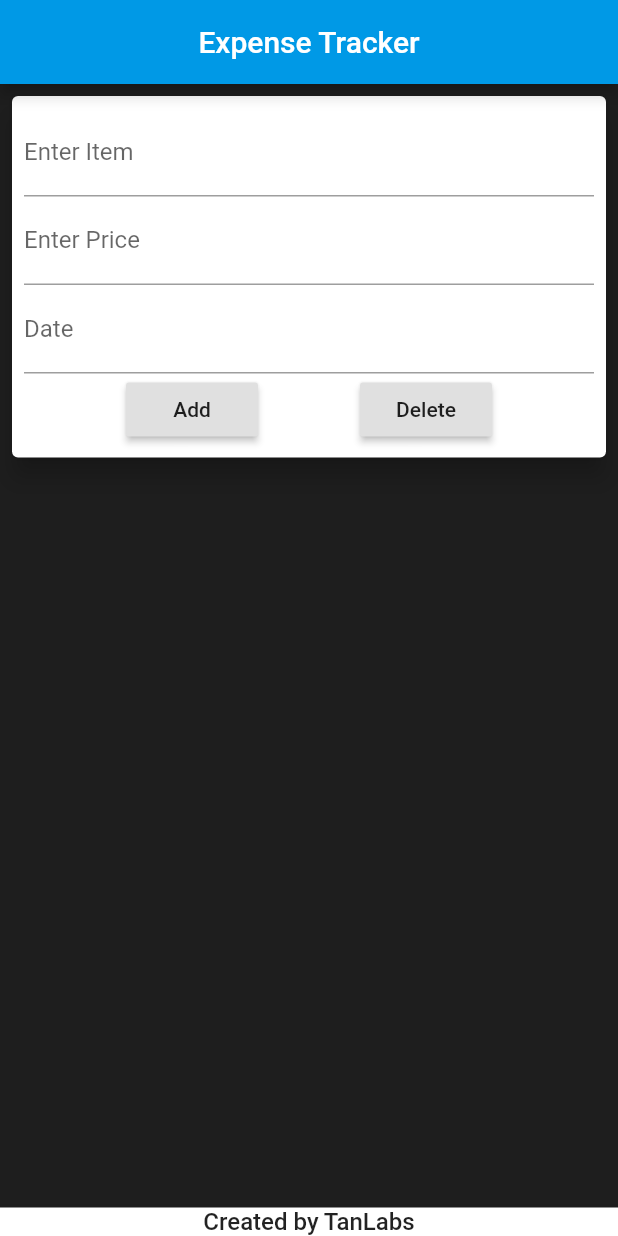
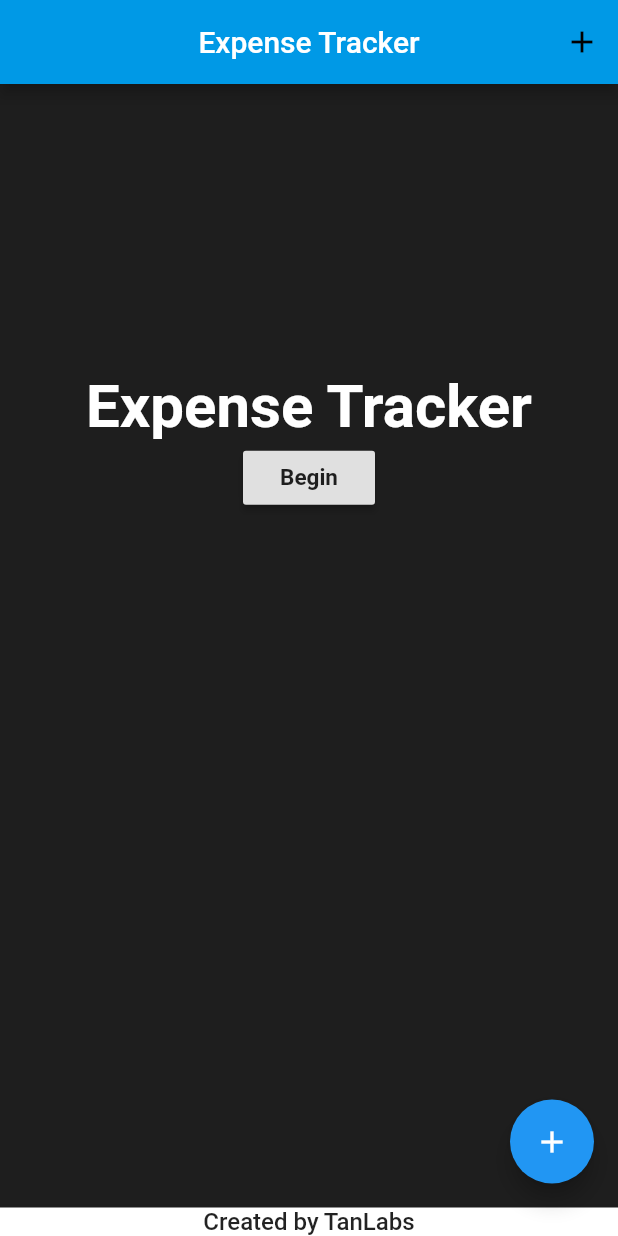
Before and after one commit to tanrode/ExpensesTrackerNew, a Flutter app: the screen it shows after launch, on a phone screen of 412 x 824 dp. Run offline on Flutter 3.47's test engine with Material 2 defaults, Android fonts, the phone set to English and light mode, and no system bars; our stand-ins replace sqflite; accounts and stored records are empty.

```diff
--- a/lib/dbHelper.dart
+++ b/lib/dbHelper.dart
@@ -21,7 +21,6 @@ class DBhelper
       }
     return database;
   }
-
 
   Future<void> insertTransaction(Transactions txn) async {
     // Get a reference to the database.
--- a/lib/main.dart
+++ b/lib/main.dart
@@ -2,11 +2,21 @@ import 'package:flutter/material.dart';
 import './transaction.dart';
 import 'dart:async';
 import './dbHelper.dart';
-import './input.dart';
+import './widgets/start.dart';
+import 'package:flutter/foundation.dart';
+import 'package:intl/intl.dart';
 
-void main()
-{
-  runApp(ExpenseTracker());
+void main() => runApp(MyApp());
+
+class MyApp extends StatelessWidget {
+  @override
+  Widget build(BuildContext context) {
+    return MaterialApp(
+      title: 'Flutter App',
+      debugShowCheckedModeBanner: false,
+      home: ExpenseTracker(),
+    );
+  }
 }
 
 class ExpenseTracker extends StatefulWidget {
@@ -19,12 +29,24 @@ class _ExpenseTrackerState extends State<ExpenseTracker> {
   DBhelper db = DBhelper();
   List<Transactions> items;
   int start=0;
-  int amt;
+  String amt;
   String name;
   String date;
 
-  void addItem(int amt, String name, String date) async {
-    await db.insertTransaction(Transactions(name: name,amt: amt,date: date));
+  void setStart() async
+  {
+    items = await db.dogs();
+    setState(() {
+      start=1;
+    });
+  }
+
+  void addItem(String amt, String name, String date) async {
+    if(name.isEmpty || amt.isEmpty || date.isEmpty)
+      return;
+    if(int.parse(amt)<=0)
+      return;
+    await db.insertTransaction(Transactions(name: name,amt: int.parse(amt),date: date));
     items = await db.dogs();
     setState(() {
       start = 1;
@@ -37,16 +59,53 @@ class _ExpenseTrackerState extends State<ExpenseTracker> {
     setState(() {});
   }
 
+  void startTransaction(BuildContext ctx)
+  {
+    showModalBottomSheet(context: ctx, builder: (ctx) {
+      return GestureDetector(
+          onTap: () {},
+          child: Card(
+                elevation: 7,
+                borderOnForeground: true,
+                child: Container(
+                  padding: EdgeInsets.all(8),
+                  child: Column(
+                    children: <Widget>[
+                      TextField(decoration: InputDecoration(labelText: 'Enter Item'), onChanged: (val) => name = val,),
+                      TextField(decoration: InputDecoration(labelText: 'Enter Price'),keyboardType: TextInputType.number, onChanged: (val) => amt = val,),
+                      TextField(decoration: InputDecoration(labelText: 'Date'), keyboardType: TextInputType.datetime, onChanged: (val) => date=DateFormat('yMMMd').format(DateTime.now()) ,),
+                      Row(
+                        children: <Widget>[
+                          RaisedButton(child: Text('Add'), onPressed: () => addItem(amt,name,date),),
+                          RaisedButton(child: Text('Delete'), onPressed: () => removeItem(name), ),
+                        ],
+                        mainAxisAlignment: MainAxisAlignment.spaceEvenly,
+                      ),
+                    ],
+                  ),
+                ),
+              ),
+          behavior: HitTestBehavior.opaque,
+      );
+    });
+    setState(() {
+
+    });
+  }
+
   @override
   Widget build(BuildContext context) {
-    return MaterialApp(
-      home: Scaffold(
+    return Scaffold(
         backgroundColor: Color.fromRGBO(30, 30, 30, 1),
         bottomNavigationBar: BottomAppBar(child: Text('Created by TanLabs',textAlign: TextAlign.center,style: TextStyle(fontSize:16,fontWeight: FontWeight.w500),),),
+        floatingActionButton: FloatingActionButton(child: Icon(Icons.add) , onPressed: (() => startTransaction(context))),
         appBar: AppBar(
           backgroundColor: Color.fromRGBO(0, 153, 230, 1),
           title: Text('Expense Tracker'),
           centerTitle: true,
+          actions: <Widget>[
+            IconButton(icon: Icon(Icons.add) , onPressed: () => startTransaction(context),color: Color.fromRGBO(0, 0, 0, 1),)
+          ],
         ),
         body: Container(
           width: double.infinity,
@@ -54,10 +113,20 @@ class _ExpenseTrackerState extends State<ExpenseTracker> {
           child: SingleChildScrollView(
                       child: Column(
               children: <Widget>[
-                Input(name, amt, date, addItem, removeItem),
-                start == 1 ?
+               // Input(name, amt.toString(), date, addItem, removeItem),
+                start == 0 ?
+                Start(setStart):
+                Column(
+                  children: <Widget>[
                     Container(
-                  height: 236,
+                      height: 145,
+                      width: double.infinity,
+                      child: Card(
+                        child: Text('Chart will come here',style: TextStyle(fontSize:30,fontWeight:FontWeight.bold),textAlign: TextAlign.center,),
+                      ),
+                    ),
+                    Container(
+                      height: 336,
                       child: ListView(
                         children: items.map((txn) {
                             return Card(
@@ -88,9 +157,10 @@ class _ExpenseTrackerState extends State<ExpenseTracker> {
                             );
                         }).toList()
                       ),
-                ): Text(''),
+                    ),
                   ],
                 ),
+              ],
             ),
           ),
         ),
--- /dev/null
+++ b/lib/widgets/start.dart
@@ -0,0 +1,21 @@
+import 'package:flutter/material.dart';
+import 'package:intl/intl.dart';
+
+class Start extends StatelessWidget {
+  final Function setStart;
+  Start(this.setStart);
+
+  @override
+  Widget build(BuildContext context) {
+    return Container(
+      height: 470,
+      child: Column(
+        children:[
+          Text('Expense Tracker',style: TextStyle(fontSize:40,fontWeight:FontWeight.bold,color: Color.fromRGBO(255, 255, 255, 1)),),
+          RaisedButton(child: Text('Begin',style: TextStyle(fontSize:15,fontWeight:FontWeight.bold)), onPressed: setStart,),
+        ],
+        mainAxisAlignment: MainAxisAlignment.center,
+        crossAxisAlignment: CrossAxisAlignment.center,),
+    );
+  }
+}
```
Also changed, not shown: lib/startMBS.dart (added, +18 -0 lines). Lines whose indentation alone changed are shown as unchanged.
